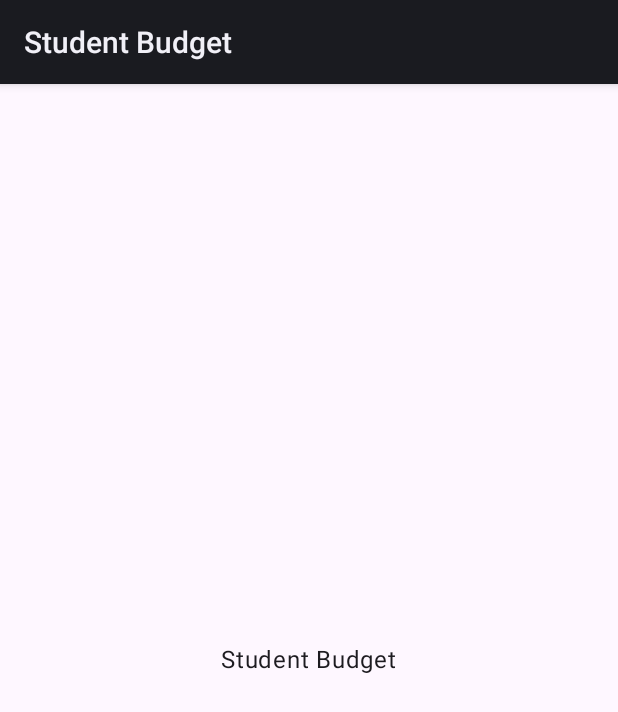
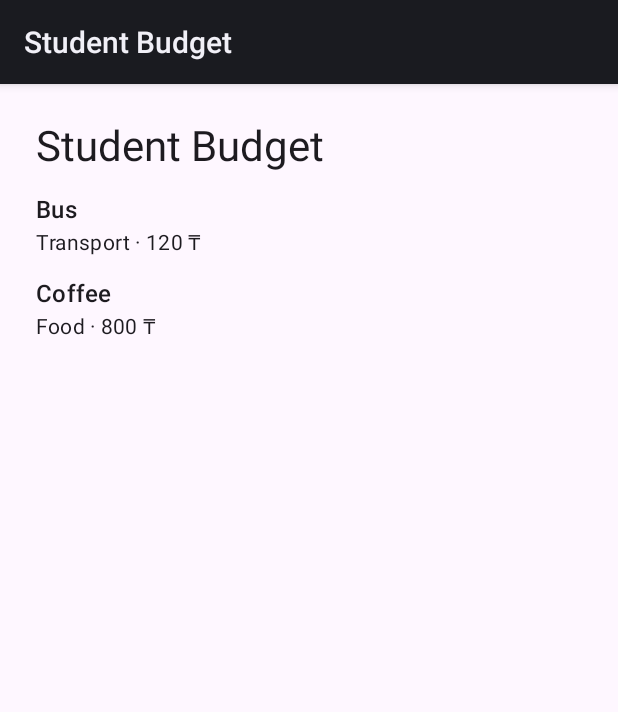
Before and after one commit to SakenTechThrow/student-budget, an Android app built with Jetpack Compose: the screen it shows after launch (MainActivity), on a phone screen of 412 x 824 dp. Shown: the top 712 px of the screen. Run offline under Robolectric (Android 15) with nearby library versions, the phone set to English and light mode, and no system bars.

Commit message:
Render sample expenses in a Compose list

```diff
--- a/app/src/main/java/com/example/studentbudget/MainActivity.kt
+++ b/app/src/main/java/com/example/studentbudget/MainActivity.kt
@@ -4,14 +4,26 @@ import android.os.Bundle
 import androidx.activity.ComponentActivity
 import androidx.activity.compose.setContent
 import androidx.activity.enableEdgeToEdge
-import androidx.compose.foundation.layout.Box
+import androidx.compose.foundation.layout.Arrangement
+import androidx.compose.foundation.layout.PaddingValues
 import androidx.compose.foundation.layout.fillMaxSize
 import androidx.compose.foundation.layout.safeDrawingPadding
+import androidx.compose.foundation.lazy.LazyColumn
+import androidx.compose.foundation.lazy.items
 import androidx.compose.material3.MaterialTheme
 import androidx.compose.material3.Surface
 import androidx.compose.material3.Text
-import androidx.compose.ui.Alignment
+import androidx.compose.runtime.Composable
 import androidx.compose.ui.Modifier
+import androidx.compose.ui.res.stringResource
+import androidx.compose.ui.unit.dp
+
+private val sampleExpenses = listOf(
+    ExpenseListItem(1, "Bus", 120, "Transport"),
+    ExpenseListItem(2, "Coffee", 800, "Food")
+)
+
+data class ExpenseListItem(val id: Int, val title: String, val amount: Int, val category: String)
 
 class MainActivity : ComponentActivity() {
     override fun onCreate(savedInstanceState: Bundle?) {
@@ -20,14 +32,26 @@ class MainActivity : ComponentActivity() {
         setContent {
             MaterialTheme {
                 Surface {
-                    Box(
-                        modifier = Modifier.fillMaxSize().safeDrawingPadding(),
-                        contentAlignment = Alignment.Center
-                    ) {
-                        Text("Student Budget")
-                    }
+                    ExpenseListScreen(sampleExpenses)
                 }
             }
         }
     }
 }
+
+@Composable
+fun ExpenseListScreen(expenses: List<ExpenseListItem>) {
+    LazyColumn(
+        modifier = Modifier.fillMaxSize().safeDrawingPadding(),
+        contentPadding = PaddingValues(24.dp),
+        verticalArrangement = Arrangement.spacedBy(12.dp)
+    ) {
+        item {
+            Text(stringResource(R.string.app_name), style = MaterialTheme.typography.headlineMedium)
+        }
+        items(expenses, key = { expense -> expense.id }) { expense ->
+            Text(expense.title, style = MaterialTheme.typography.titleMedium)
+            Text(expense.category + " · " + expense.amount + " ₸", style = MaterialTheme.typography.bodyMedium)
+        }
+    }
+}
```
